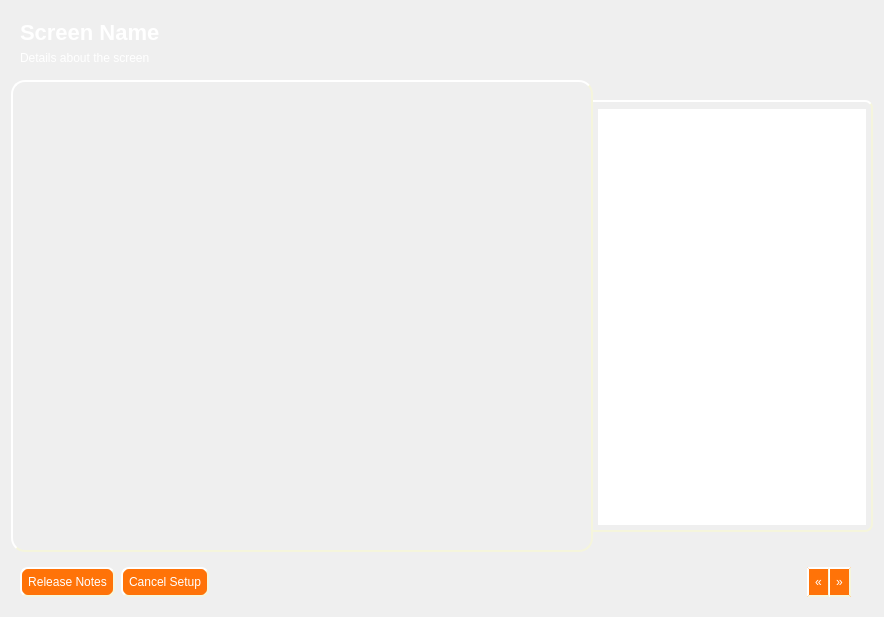
Before: the Qt Designer form yali4/gui/Ui/main.ui in dadas45li/yali, drawn with Qt 5.
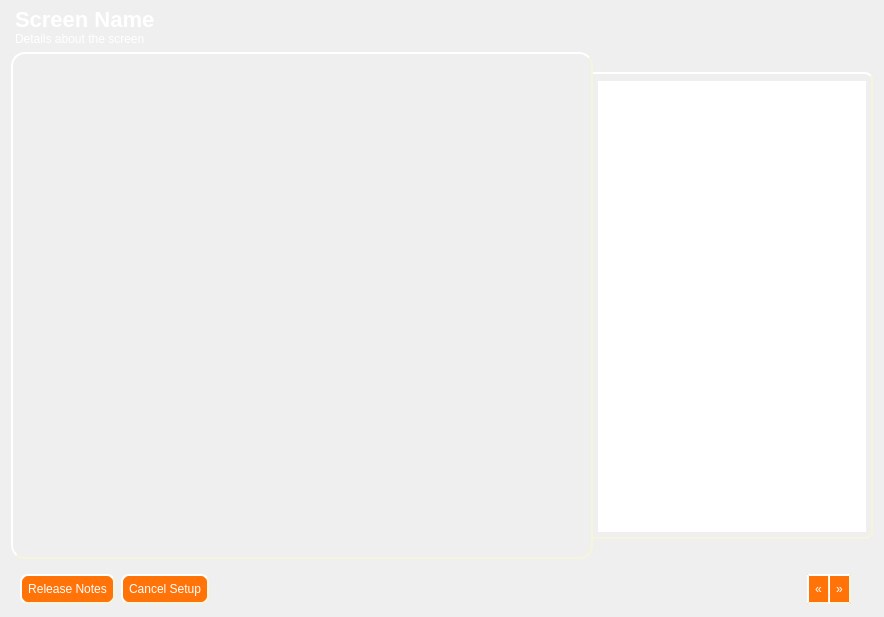
After: the same form once the commit is applied. Icons and pictures are not drawn.

Commit message: design patterns ..

```diff
--- a/yali4/gui/Ui/main.ui
+++ b/yali4/gui/Ui/main.ui
@@ -92,6 +92,12 @@
 }</string>
   </property>
   <layout class="QGridLayout" >
+   <property name="topMargin" >
+    <number>7</number>
+   </property>
+   <property name="bottomMargin" >
+    <number>4</number>
+   </property>
    <item row="0" column="0" >
     <widget class="QFrame" name="frame_4" >
      <property name="sizePolicy" >
@@ -107,8 +113,20 @@
       <enum>QFrame::Raised</enum>
      </property>
      <layout class="QHBoxLayout" >
+      <property name="leftMargin" >
+       <number>4</number>
+      </property>
+      <property name="topMargin" >
+       <number>0</number>
+      </property>
+      <property name="bottomMargin" >
+       <number>0</number>
+      </property>
       <item>
        <layout class="QVBoxLayout" >
+        <property name="spacing" >
+         <number>0</number>
+        </property>
         <item>
          <widget class="QLabel" name="screenName" >
           <property name="styleSheet" >
```
Left out of the diff: 7 changed lines with no effect on the pictures. The commit also changes 1 other file.
